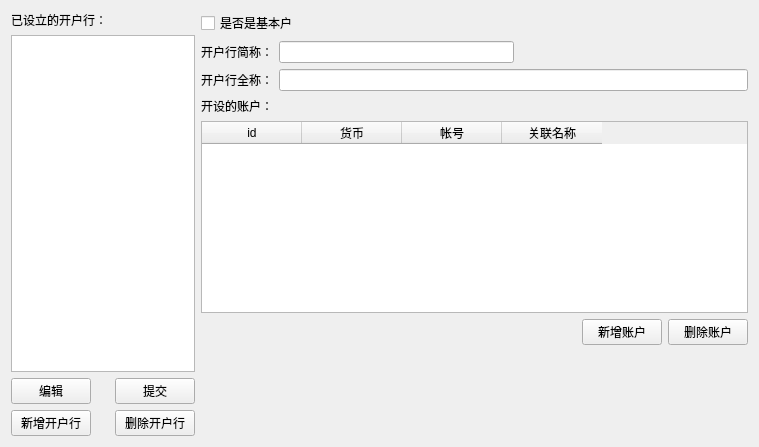
This is forms/apcbank.ui in wangkungit5905/PzAssistant as Qt 5 draws it before an edit. The edited form follows.
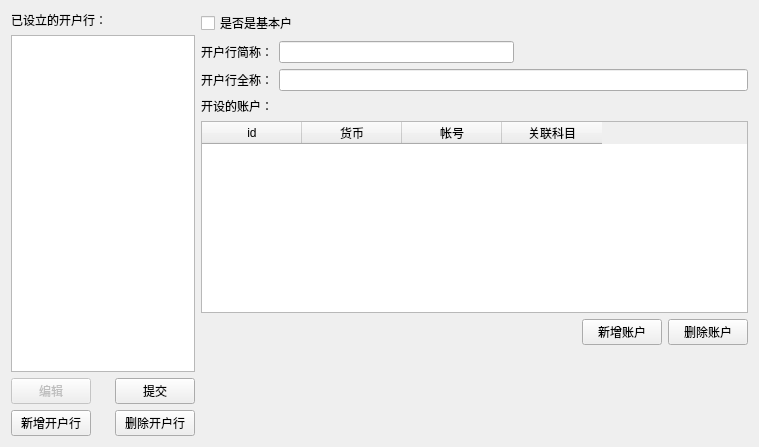
This is the edited form.

Diff of the .ui file:
```diff
--- a/forms/apcbank.ui
+++ b/forms/apcbank.ui
@@ -37,7 +37,7 @@
        <item row="0" column="0">
         <widget class="QPushButton" name="editBank">
          <property name="enabled">
-          <bool>true</bool>
+          <bool>false</bool>
          </property>
          <property name="text">
           <string>编辑</string>
@@ -167,7 +167,7 @@
          </column>
          <column>
           <property name="text">
-           <string>关联名称</string>
+           <string>关联科目</string>
           </property>
          </column>
         </widget>
```
